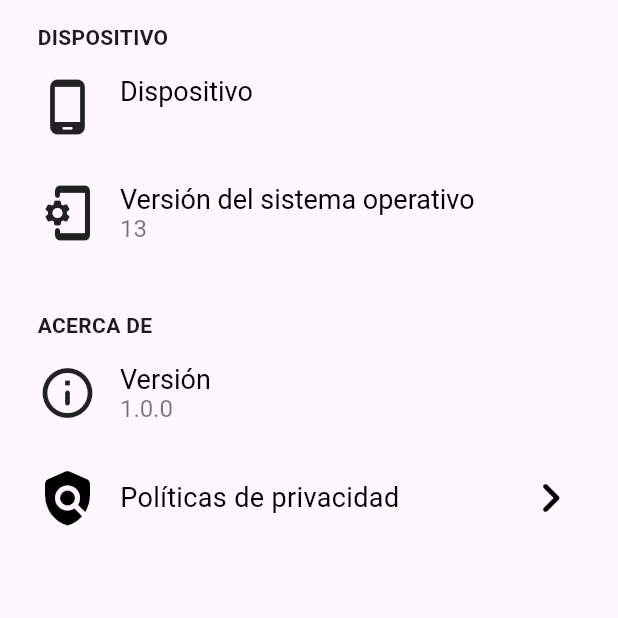
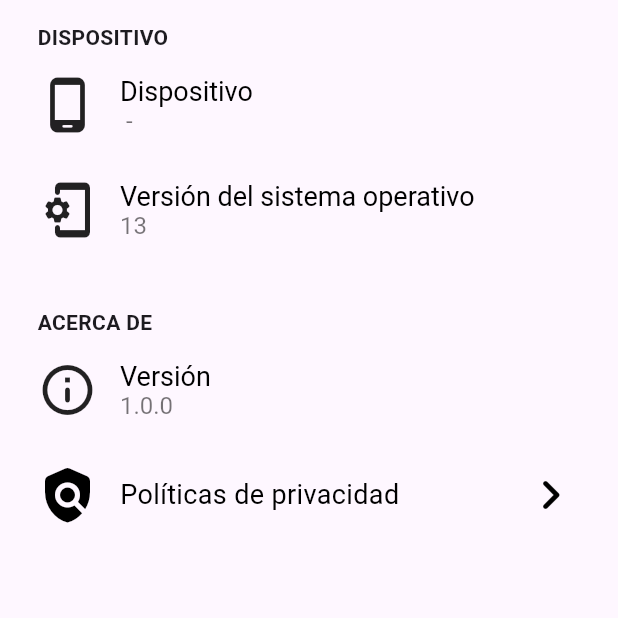
Before and after one commit to MardisIT/identity_mardis, a Flutter app: the ConfigurationScreen screen opened by its route, on a phone screen of 412 x 824 dp, the top half of it. Run offline on Flutter 3.47's test engine with Material 3 defaults, Android fonts, the phone set to English and light mode, and no system bars; our stand-ins replace connectivity_plus, device_info_plus, flutter_secure_storage, flutter_speed_dial, get, google_fonts and 5 more; missing offline and left inert: pointycastle, qr_code_scanner; accounts and stored records are empty.

Commit message:
Feat: Cambios menores

```diff
--- a/lib/core/presentation/pages/configuration/configuration_screen.dart
+++ b/lib/core/presentation/pages/configuration/configuration_screen.dart
@@ -43,7 +43,7 @@ class ConfigurationScreen extends StatelessWidget {
                       _SectionItem(
                         icon: Icons.phone_android_rounded,
                         title: 'Dispositivo',
-                        subtitle: infophone['model'],
+                        subtitle: infophone['device'] + ' - ' + infophone['model'],
                       ),
                       _SectionItem(
                         icon: Icons.phonelink_setup_rounded,
```
Also changed, not shown: 1 other file.
